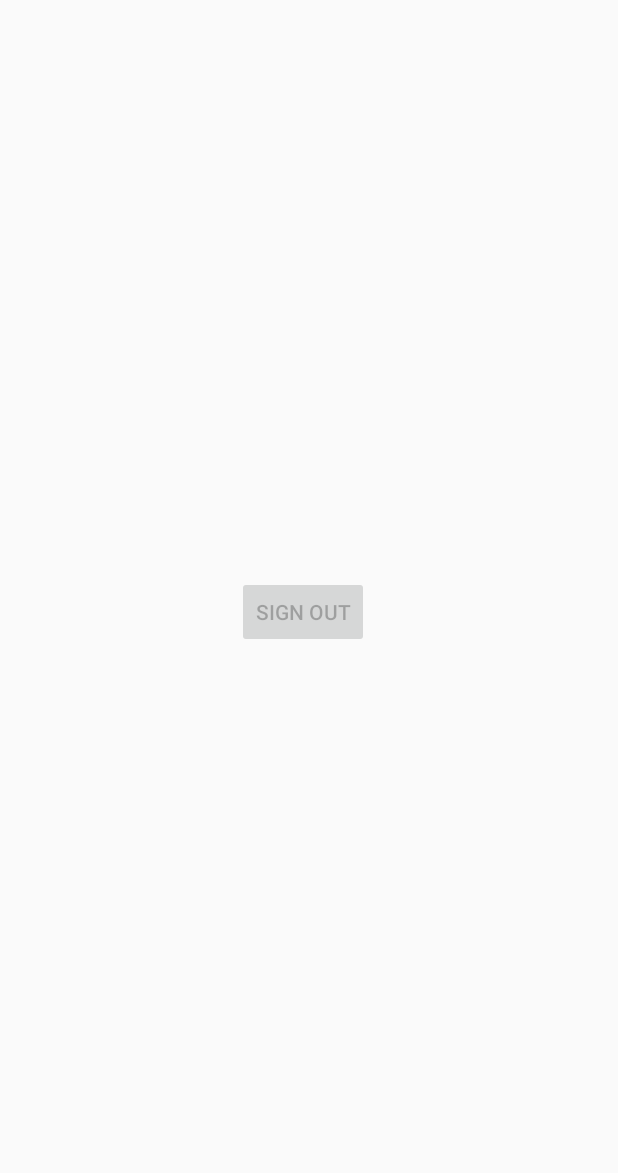
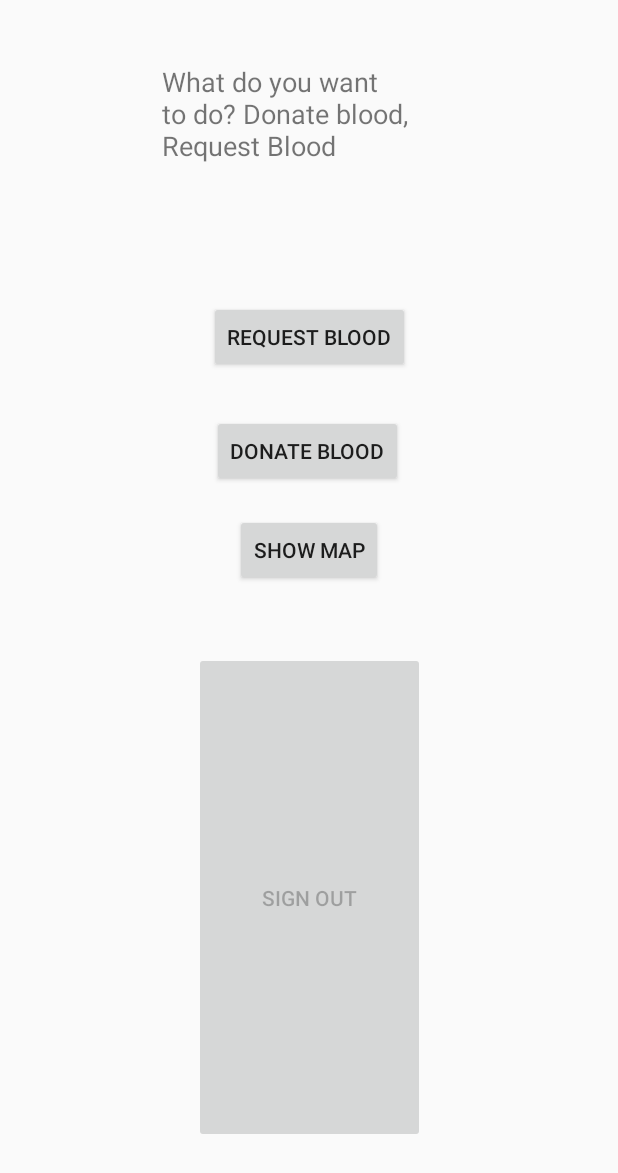
Before and after one commit to aasutossh/BloodBankAndroid, an Android app: the screen it shows after launch (MainActivity), on a phone screen of 412 x 824 dp. Shown: the top 1173 px of the screen. Run offline under Robolectric (Android 15) with nearby library versions, the phone set to English and light mode, and no system bars; our stand-ins replace Firebase (no records; nobody signed in at launch, a user with empty details on screens opened directly); libraries missing offline, so code that uses them is left out: com.firebase.ui; 2 statements that could not run were skipped.

Commit message:
GUI for action page

```diff
--- a/app/src/main/res/layout/activity_main.xml
+++ b/app/src/main/res/layout/activity_main.xml
@@ -8,15 +8,59 @@
 
     <Button
         android:id="@+id/btnSignOut"
-        android:layout_width="wrap_content"
-        android:layout_height="wrap_content"
-        android:layout_marginEnd="8dp"
-        android:layout_marginBottom="8dp"
+        android:layout_width="154dp"
+        android:layout_height="0dp"
+        android:layout_marginBottom="62dp"
+        android:enabled="false"
         android:text="@string/btn_sign_out"
         app:layout_constraintBottom_toBottomOf="parent"
         app:layout_constraintEnd_toEndOf="parent"
-        app:layout_constraintHorizontal_bias="0.5"
         app:layout_constraintStart_toStartOf="parent"
-        android:enabled="false"
+        app:layout_constraintTop_toBottomOf="@+id/button3" />
+
+    <TextView
+        android:id="@+id/textView"
+        android:layout_width="196dp"
+        android:layout_height="75dp"
+        android:layout_marginTop="42dp"
+        android:layout_marginBottom="83dp"
+        android:text="@string/tv_main_action"
+        android:textSize="18sp"
+        app:layout_constraintBottom_toTopOf="@+id/button"
+        app:layout_constraintEnd_toEndOf="parent"
+        app:layout_constraintStart_toStartOf="parent"
         app:layout_constraintTop_toTopOf="parent" />
+
+    <Button
+        android:id="@+id/button"
+        android:layout_width="wrap_content"
+        android:layout_height="wrap_content"
+        android:layout_marginBottom="28dp"
+        android:text="@string/btn_request_blood"
+        app:layout_constraintBottom_toTopOf="@+id/button2"
+        app:layout_constraintEnd_toEndOf="parent"
+        app:layout_constraintStart_toStartOf="parent"
+        app:layout_constraintTop_toBottomOf="@+id/textView" />
+
+    <Button
+        android:id="@+id/button2"
+        android:layout_width="wrap_content"
+        android:layout_height="wrap_content"
+        android:layout_marginStart="2dp"
+        android:layout_marginBottom="18dp"
+        android:text="@string/btn_donate_blood"
+        app:layout_constraintBottom_toTopOf="@+id/button3"
+        app:layout_constraintStart_toStartOf="@+id/button"
+        app:layout_constraintTop_toBottomOf="@+id/button" />
+
+    <Button
+        android:id="@+id/button3"
+        android:layout_width="wrap_content"
+        android:layout_height="wrap_content"
+        android:layout_marginStart="15dp"
+        android:layout_marginBottom="44dp"
+        android:text="@string/btn_show_map"
+        app:layout_constraintBottom_toTopOf="@+id/btnSignOut"
+        app:layout_constraintStart_toStartOf="@+id/button2"
+        app:layout_constraintTop_toBottomOf="@+id/button2" />
 </androidx.constraintlayout.widget.ConstraintLayout>
--- a/app/src/main/res/values/strings.xml
+++ b/app/src/main/res/values/strings.xml
@@ -1,4 +1,11 @@
 <resources>
     <string name="app_name">BloodBankAndroid</string>
+
+    <string name="tv_main_action">What do you want to do? Donate blood, Request Blood</string>
+
+    <string name="btn_donate_blood">Donate Blood</string>
+    <string name="btn_request_blood">Request Blood</string>
     <string name="btn_sign_out">Sign Out</string>
+    <string name="btn_show_map">Show Map</string>
+
 </resources>
```
